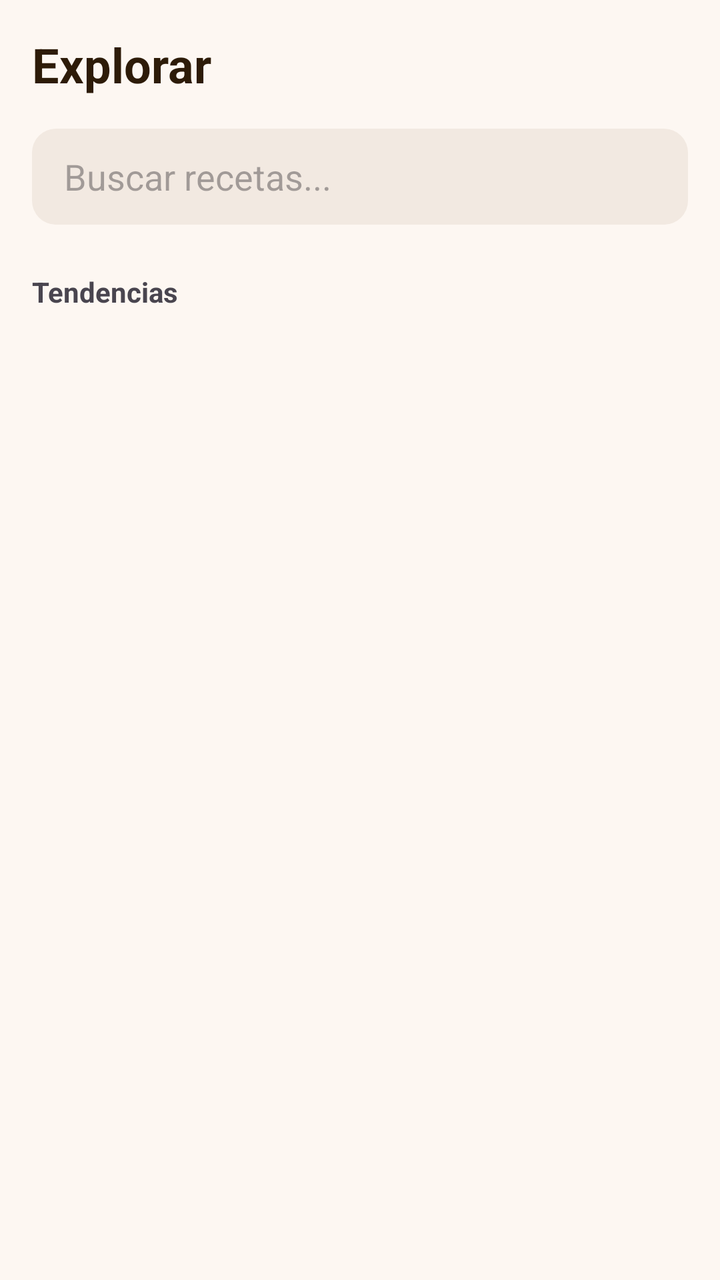
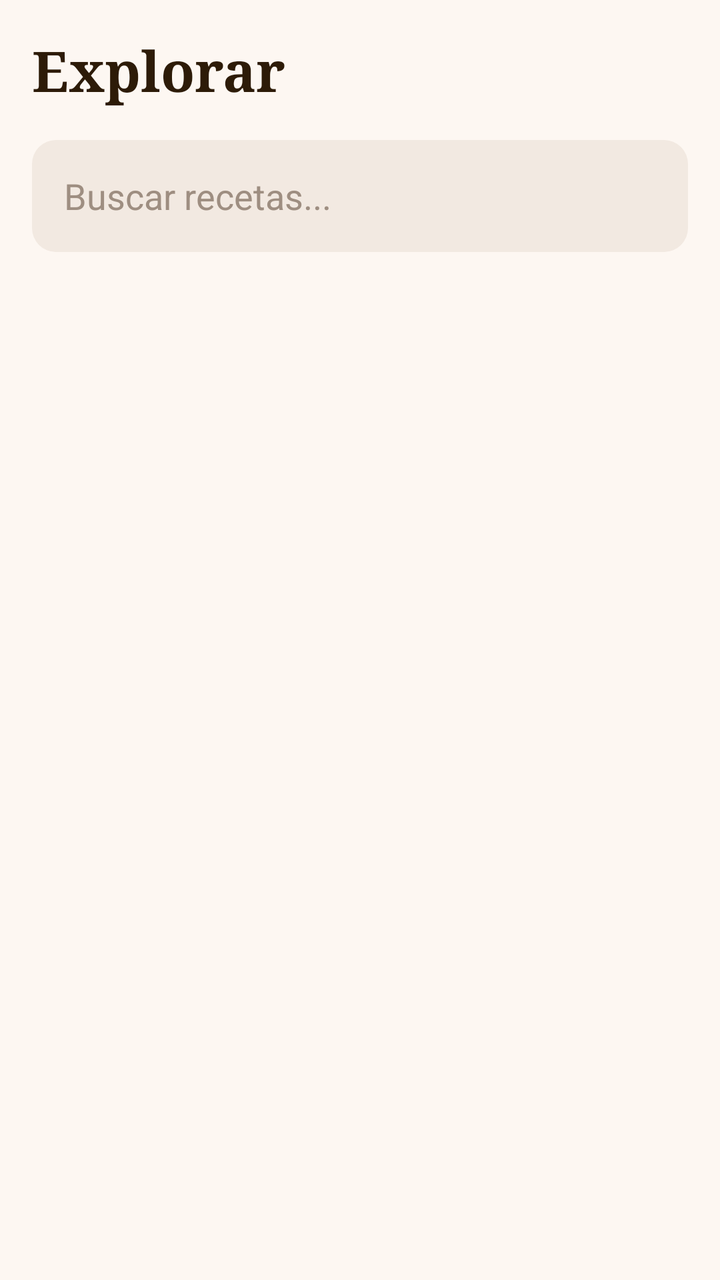

Two renders of the same Android screen: before a commit and after it. Below are the layout's source before the change and the commit's diff.
<!-- AndroidManifest.xml: application theme Theme.RecetApp -->
<!-- res/layout/view_explore.xml -->
<?xml version="1.0" encoding="utf-8"?>
<LinearLayout xmlns:android="http://schemas.android.com/apk/res/android"
    android:layout_width="match_parent"
    android:layout_height="match_parent"
    android:background="@color/background_cream"
    android:orientation="vertical"
    android:padding="16dp">

    <TextView
        android:layout_width="wrap_content"
        android:layout_height="wrap_content"
        android:text="Explorar"
        android:textSize="24sp"
        android:textStyle="bold"
        android:textColor="@color/text_primary" />

    <EditText
        android:layout_width="match_parent"
        android:layout_height="48dp"
        android:layout_marginTop="16dp"
        android:background="@drawable/bg_input_field"
        android:hint="Buscar recetas..."
        android:paddingHorizontal="16dp" />

    <TextView
        android:layout_width="wrap_content"
        android:layout_height="wrap_content"
        android:layout_marginTop="24dp"
        android:text="Tendencias"
        android:textStyle="bold" />

</LinearLayout>
<!-- resources referenced by this layout -->
<resources>
  <color name="background_cream">#FDF7F2</color>
  <color name="text_primary">#2D1B08</color>
  <!-- drawable bg_input_field (drawable) -->
  <?xml version="1.0" encoding="utf-8"?>
  <shape xmlns:android="http://schemas.android.com/apk/res/android">
      <solid android:color="@color/input_background" />
      <corners android:radius="12dp" />
  </shape>
  <style name="Theme.RecetApp" parent="Base.Theme.RecetApp" />
  <color name="input_background">#F2E9E1</color>
  <style name="Base.Theme.RecetApp" parent="Theme.Material3.DayNight.NoActionBar">
          
          <item name="colorPrimary">@color/orange_primary</item>
          <item name="android:statusBarColor">@android:color/transparent</item>
          <item name="android:windowLightStatusBar">false</item>
      </style>
  <color name="orange_primary">#B35E1A</color>
</resources>

<!-- the commit's change to res/layout/view_explore.xml (unified diff, before → after) -->
@@ -10,23 +10,26 @@
         android:layout_width="wrap_content"
         android:layout_height="wrap_content"
         android:text="Explorar"
-        android:textSize="24sp"
+        android:textSize="28sp"
         android:textStyle="bold"
+        android:fontFamily="serif"
         android:textColor="@color/text_primary" />
 
     <EditText
+        android:id="@+id/etSearch"
         android:layout_width="match_parent"
-        android:layout_height="48dp"
+        android:layout_height="56dp"
         android:layout_marginTop="16dp"
         android:background="@drawable/bg_input_field"
         android:hint="Buscar recetas..."
+        android:textColor="@color/text_primary"
+        android:textColorHint="@color/text_hint"
         android:paddingHorizontal="16dp" />
 
-    <TextView
-        android:layout_width="wrap_content"
-        android:layout_height="wrap_content"
-        android:layout_marginTop="24dp"
-        android:text="Tendencias"
-        android:textStyle="bold" />
+    <androidx.recyclerview.widget.RecyclerView
+        android:id="@+id/rvExplore"
+        android:layout_width="match_parent"
+        android:layout_height="match_parent"
+        android:layout_marginTop="16dp" />
 
 </LinearLayout>
<!-- resource entries referenced after the edit -->
@@ -1,6 +1,7 @@
 <!-- resources referenced by this layout -->
 <resources>
   <color name="background_cream">#FDF7F2</color>
+  <color name="text_hint">#9E8E81</color>
   <color name="text_primary">#2D1B08</color>
   <!-- drawable bg_input_field (drawable) -->
   <?xml version="1.0" encoding="utf-8"?>
@@ -14,7 +15,7 @@
           
           <item name="colorPrimary">@color/orange_primary</item>
           <item name="android:statusBarColor">@android:color/transparent</item>
-          <item name="android:windowLightStatusBar">false</item>
+          <item name="android:windowLightStatusBar">true</item>
       </style>
   <color name="orange_primary">#B35E1A</color>
 </resources>
